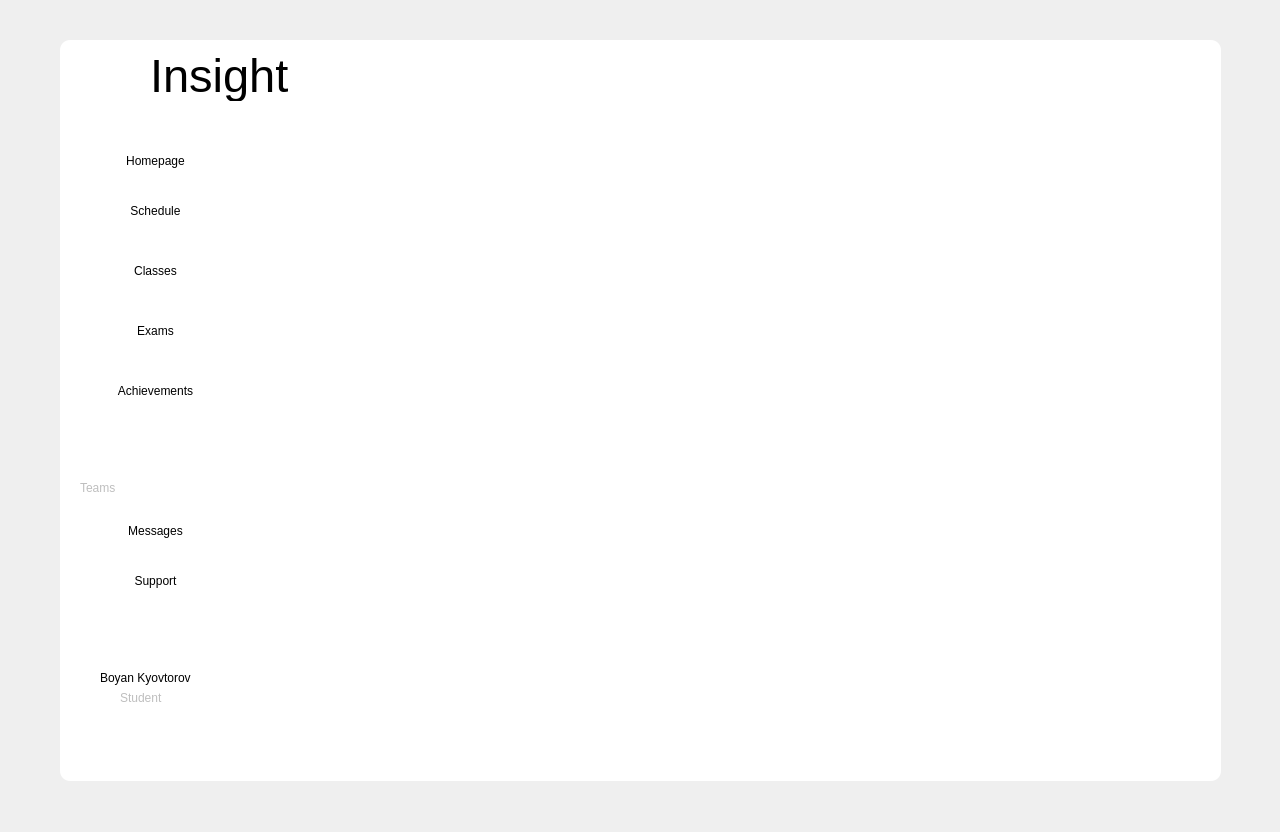
The window that mainwindow.ui (codingburgas/school-project-assignment-insight) describes before a commit, drawn with Qt 5.
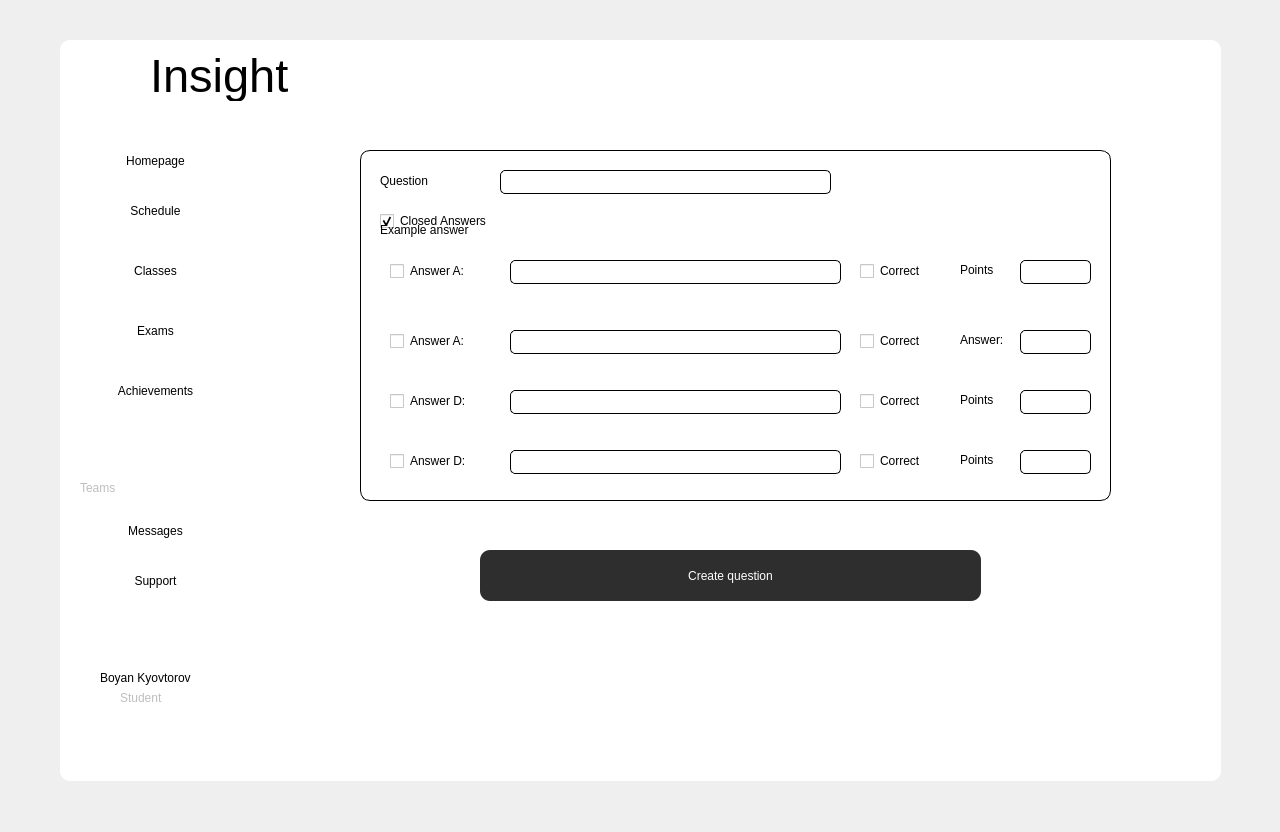
The same window after the commit. The open tabs and pages were chosen to show the change. Icons and pictures are not drawn.

Commit message: Add functionality for creating exams

The edit to the form file:
```diff
--- a/mainwindow.ui
+++ b/mainwindow.ui
@@ -3438,6 +3438,639 @@
         </widget>
        </widget>
       </widget>
+      <widget class="QWidget" name="ExcelSpecialist_QW">
+       <widget class="QLabel" name="label_56">
+        <property name="geometry">
+         <rect>
+          <x>10</x>
+          <y>0</y>
+          <width>871</width>
+          <height>31</height>
+         </rect>
+        </property>
+        <property name="styleSheet">
+         <string notr="true">QLabel
+{
+background-color:transparent;
+    qproperty-alignment: AlignCenter;
+color:black;
+	font: 16pt &quot;Segoe UI&quot;;
+
+}</string>
+        </property>
+        <property name="text">
+         <string>Excel Specialist</string>
+        </property>
+       </widget>
+       <widget class="QWidget" name="widget_22" native="true">
+        <property name="geometry">
+         <rect>
+          <x>-10</x>
+          <y>30</y>
+          <width>881</width>
+          <height>611</height>
+         </rect>
+        </property>
+        <widget class="QPushButton" name="createExam_PB">
+         <property name="geometry">
+          <rect>
+           <x>720</x>
+           <y>20</y>
+           <width>141</width>
+           <height>51</height>
+          </rect>
+         </property>
+         <property name="styleSheet">
+          <string notr="true">color:white;
+background-color:#2E2E2E;</string>
+         </property>
+         <property name="text">
+          <string>Creat an exam</string>
+         </property>
+        </widget>
+       </widget>
+      </widget>
+      <widget class="QWidget" name="CreateExam">
+       <widget class="QLabel" name="label_57">
+        <property name="geometry">
+         <rect>
+          <x>10</x>
+          <y>0</y>
+          <width>871</width>
+          <height>31</height>
+         </rect>
+        </property>
+        <property name="styleSheet">
+         <string notr="true">QLabel
+{
+background-color:transparent;
+    qproperty-alignment: AlignCenter;
+color:black;
+	font: 16pt &quot;Segoe UI&quot;;
+
+}</string>
+        </property>
+        <property name="text">
+         <string>Excel Specialist</string>
+        </property>
+       </widget>
+       <widget class="QLabel" name="label_58">
+        <property name="geometry">
+         <rect>
+          <x>20</x>
+          <y>60</y>
+          <width>111</width>
+          <height>16</height>
+         </rect>
+        </property>
+        <property name="styleSheet">
+         <string notr="true">color:black;
+font: 14pt &quot;Segoe UI&quot;;
+background-color:transparent;</string>
+        </property>
+        <property name="text">
+         <string>Exam name:</string>
+        </property>
+       </widget>
+       <widget class="QLineEdit" name="lineEdit">
+        <property name="geometry">
+         <rect>
+          <x>140</x>
+          <y>57</y>
+          <width>331</width>
+          <height>24</height>
+         </rect>
+        </property>
+        <property name="styleSheet">
+         <string notr="true">color:black;
+border:1px solid black;
+border-radius:5px;</string>
+        </property>
+       </widget>
+       <widget class="QPushButton" name="createQuestion_PB">
+        <property name="geometry">
+         <rect>
+          <x>13</x>
+          <y>100</y>
+          <width>161</width>
+          <height>50</height>
+         </rect>
+        </property>
+        <property name="styleSheet">
+         <string notr="true">background-color:#2E2E2E;
+color:white;
+border-radius:10px;</string>
+        </property>
+        <property name="text">
+         <string>Create question</string>
+        </property>
+       </widget>
+       <widget class="QWidget" name="widget_36" native="true">
+        <property name="geometry">
+         <rect>
+          <x>0</x>
+          <y>180</y>
+          <width>861</width>
+          <height>441</height>
+         </rect>
+        </property>
+       </widget>
+      </widget>
+      <widget class="QWidget" name="CreateQuestion">
+       <widget class="QWidget" name="widget_37" native="true">
+        <property name="geometry">
+         <rect>
+          <x>40</x>
+          <y>60</y>
+          <width>751</width>
+          <height>351</height>
+         </rect>
+        </property>
+        <property name="styleSheet">
+         <string notr="true">border:1px solid black;
+border-radius:10px;</string>
+        </property>
+        <widget class="QLabel" name="label_59">
+         <property name="geometry">
+          <rect>
+           <x>20</x>
+           <y>23</y>
+           <width>111</width>
+           <height>16</height>
+          </rect>
+         </property>
+         <property name="styleSheet">
+          <string notr="true">color:black;
+font: 14pt &quot;Segoe UI&quot;;
+background-color:transparent;
+border:none;</string>
+         </property>
+         <property name="text">
+          <string>Question</string>
+         </property>
+        </widget>
+        <widget class="QLineEdit" name="lineEdit_2">
+         <property name="geometry">
+          <rect>
+           <x>140</x>
+           <y>20</y>
+           <width>331</width>
+           <height>24</height>
+          </rect>
+         </property>
+         <property name="styleSheet">
+          <string notr="true">color:black;
+border:1px solid black;
+border-radius:5px;</string>
+         </property>
+        </widget>
+        <widget class="QLabel" name="label_63">
+         <property name="geometry">
+          <rect>
+           <x>590</x>
+           <y>300</y>
+           <width>49</width>
+           <height>20</height>
+          </rect>
+         </property>
+         <property name="styleSheet">
+          <string notr="true">color:black;
+font: 12pt &quot;Segoe UI&quot;;
+background-color:transparent;
+border:none;</string>
+         </property>
+         <property name="text">
+          <string>Points</string>
+         </property>
+        </widget>
+        <widget class="QCheckBox" name="checkBox_9">
+         <property name="geometry">
+          <rect>
+           <x>20</x>
+           <y>60</y>
+           <width>151</width>
+           <height>22</height>
+          </rect>
+         </property>
+         <property name="styleSheet">
+          <string notr="true">border:none;
+color:black;
+font: 13pt &quot;Segoe UI&quot;;</string>
+         </property>
+         <property name="text">
+          <string>Closed Answers</string>
+         </property>
+         <property name="checked">
+          <bool>true</bool>
+         </property>
+        </widget>
+        <widget class="QStackedWidget" name="stackedWidget">
+         <property name="geometry">
+          <rect>
+           <x>20</x>
+           <y>100</y>
+           <width>711</width>
+           <height>231</height>
+          </rect>
+         </property>
+         <property name="styleSheet">
+          <string notr="true">border:none;</string>
+         </property>
+         <property name="currentIndex">
+          <number>0</number>
+         </property>
+         <widget class="QWidget" name="page">
+          <widget class="QLineEdit" name="lineEdit_6">
+           <property name="geometry">
+            <rect>
+             <x>130</x>
+             <y>80</y>
+             <width>331</width>
+             <height>24</height>
+            </rect>
+           </property>
+           <property name="styleSheet">
+            <string notr="true">color:black;
+border:1px solid black;
+border-radius:5px;</string>
+           </property>
+          </widget>
+          <widget class="QCheckBox" name="checkBox_3">
+           <property name="geometry">
+            <rect>
+             <x>480</x>
+             <y>80</y>
+             <width>81</width>
+             <height>22</height>
+            </rect>
+           </property>
+           <property name="styleSheet">
+            <string notr="true">border:none;
+color:black;
+font: 13pt &quot;Segoe UI&quot;;</string>
+           </property>
+           <property name="text">
+            <string>Correct</string>
+           </property>
+          </widget>
+          <widget class="QCheckBox" name="checkBox_2">
+           <property name="geometry">
+            <rect>
+             <x>480</x>
+             <y>10</y>
+             <width>81</width>
+             <height>22</height>
+            </rect>
+           </property>
+           <property name="styleSheet">
+            <string notr="true">border:none;
+color:black;
+font: 13pt &quot;Segoe UI&quot;;</string>
+           </property>
+           <property name="text">
+            <string>Correct</string>
+           </property>
+          </widget>
+          <widget class="QLabel" name="label_62">
+           <property name="geometry">
+            <rect>
+             <x>580</x>
+             <y>140</y>
+             <width>49</width>
+             <height>20</height>
+            </rect>
+           </property>
+           <property name="styleSheet">
+            <string notr="true">color:black;
+font: 12pt &quot;Segoe UI&quot;;
+background-color:transparent;
+border:none;</string>
+           </property>
+           <property name="text">
+            <string>Points</string>
+           </property>
+          </widget>
+          <widget class="QCheckBox" name="checkBox">
+           <property name="geometry">
+            <rect>
+             <x>10</x>
+             <y>10</y>
+             <width>111</width>
+             <height>22</height>
+            </rect>
+           </property>
+           <property name="styleSheet">
+            <string notr="true">border:none;
+color:black;
+font: 13pt &quot;Segoe UI&quot;;</string>
+           </property>
+           <property name="text">
+            <string>Answer A:</string>
+           </property>
+          </widget>
+          <widget class="QCheckBox" name="checkBox_8">
+           <property name="geometry">
+            <rect>
+             <x>10</x>
+             <y>200</y>
+             <width>111</width>
+             <height>22</height>
+            </rect>
+           </property>
+           <property name="styleSheet">
+            <string notr="true">border:none;
+color:black;
+font: 13pt &quot;Segoe UI&quot;;</string>
+           </property>
+           <property name="text">
+            <string>Answer D:</string>
+           </property>
+          </widget>
+          <widget class="QCheckBox" name="checkBox_7">
+           <property name="geometry">
+            <rect>
+             <x>480</x>
+             <y>200</y>
+             <width>81</width>
+             <height>22</height>
+            </rect>
+           </property>
+           <property name="styleSheet">
+            <string notr="true">border:none;
+color:black;
+font: 13pt &quot;Segoe UI&quot;;</string>
+           </property>
+           <property name="text">
+            <string>Correct</string>
+           </property>
+          </widget>
+          <widget class="QLineEdit" name="lineEdit_8">
+           <property name="geometry">
+            <rect>
+             <x>640</x>
+             <y>140</y>
+             <width>71</width>
+             <height>24</height>
+            </rect>
+           </property>
+           <property name="styleSheet">
+            <string notr="true">border:1px solid black;
+border-radius:5px;</string>
+           </property>
+          </widget>
+          <widget class="QCheckBox" name="checkBox_6">
+           <property name="geometry">
+            <rect>
+             <x>480</x>
+             <y>140</y>
+             <width>81</width>
+             <height>22</height>
+            </rect>
+           </property>
+           <property name="styleSheet">
+            <string notr="true">border:none;
+color:black;
+font: 13pt &quot;Segoe UI&quot;;</string>
+           </property>
+           <property name="text">
+            <string>Correct</string>
+           </property>
+          </widget>
+          <widget class="QCheckBox" name="checkBox_5">
+           <property name="geometry">
+            <rect>
+             <x>10</x>
+             <y>140</y>
+             <width>111</width>
+             <height>22</height>
+            </rect>
+           </property>
+           <property name="styleSheet">
+            <string notr="true">border:none;
+color:black;
+font: 13pt &quot;Segoe UI&quot;;</string>
+           </property>
+           <property name="text">
+            <string>Answer D:</string>
+           </property>
+          </widget>
+          <widget class="QLineEdit" name="lineEdit_5">
+           <property name="geometry">
+            <rect>
+             <x>640</x>
+             <y>80</y>
+             <width>71</width>
+             <height>24</height>
+            </rect>
+           </property>
+           <property name="styleSheet">
+            <string notr="true">border:1px solid black;
+border-radius:5px;</string>
+           </property>
+          </widget>
+          <widget class="QLineEdit" name="lineEdit_7">
+           <property name="geometry">
+            <rect>
+             <x>130</x>
+             <y>140</y>
+             <width>331</width>
+             <height>24</height>
+            </rect>
+           </property>
+           <property name="styleSheet">
+            <string notr="true">color:black;
+border:1px solid black;
+border-radius:5px;</string>
+           </property>
+          </widget>
+          <widget class="QLineEdit" name="lineEdit_9">
+           <property name="geometry">
+            <rect>
+             <x>130</x>
+             <y>200</y>
+             <width>331</width>
+             <height>24</height>
+            </rect>
+           </property>
+           <property name="styleSheet">
+            <string notr="true">color:black;
+border:1px solid black;
+border-radius:5px;</string>
+           </property>
+          </widget>
+          <widget class="QCheckBox" name="checkBox_4">
+           <property name="geometry">
+            <rect>
+             <x>10</x>
+             <y>80</y>
+             <width>111</width>
+             <height>22</height>
+            </rect>
+           </property>
+           <property name="styleSheet">
+            <string notr="true">border:none;
+color:black;
+font: 13pt &quot;Segoe UI&quot;;</string>
+           </property>
+           <property name="text">
+            <string>Answer A:</string>
+           </property>
+          </widget>
+          <widget class="QLabel" name="label_61">
+           <property name="geometry">
+            <rect>
+             <x>580</x>
+             <y>80</y>
+             <width>49</width>
+             <height>20</height>
+            </rect>
+           </property>
+           <property name="styleSheet">
+            <string notr="true">color:black;
+font: 12pt &quot;Segoe UI&quot;;
+background-color:transparent;
+border:none;</string>
+           </property>
+           <property name="text">
+            <string>Answer:</string>
+           </property>
+          </widget>
+          <widget class="QLineEdit" name="lineEdit_3">
+           <property name="geometry">
+            <rect>
+             <x>130</x>
+             <y>10</y>
+             <width>331</width>
+             <height>24</height>
+            </rect>
+           </property>
+           <property name="styleSheet">
+            <string notr="true">color:black;
+border:1px solid black;
+border-radius:5px;</string>
+           </property>
+          </widget>
+          <widget class="QLineEdit" name="lineEdit_10">
+           <property name="geometry">
+            <rect>
+             <x>640</x>
+             <y>200</y>
+             <width>71</width>
+             <height>24</height>
+            </rect>
+           </property>
+           <property name="styleSheet">
+            <string notr="true">border:1px solid black;
+border-radius:5px;</string>
+           </property>
+          </widget>
+          <widget class="QLineEdit" name="lineEdit_4">
+           <property name="geometry">
+            <rect>
+             <x>640</x>
+             <y>10</y>
+             <width>71</width>
+             <height>24</height>
+            </rect>
+           </property>
+           <property name="styleSheet">
+            <string notr="true">border:1px solid black;
+border-radius:5px;</string>
+           </property>
+          </widget>
+          <widget class="QLabel" name="label_60">
+           <property name="geometry">
+            <rect>
+             <x>580</x>
+             <y>10</y>
+             <width>49</width>
+             <height>20</height>
+            </rect>
+           </property>
+           <property name="styleSheet">
+            <string notr="true">color:black;
+font: 12pt &quot;Segoe UI&quot;;
+background-color:transparent;
+border:none;</string>
+           </property>
+           <property name="text">
+            <string>Points</string>
+           </property>
+          </widget>
+          <widget class="QLabel" name="label_64">
+           <property name="geometry">
+            <rect>
+             <x>580</x>
+             <y>200</y>
+             <width>49</width>
+             <height>20</height>
+            </rect>
+           </property>
+           <property name="styleSheet">
+            <string notr="true">color:black;
+font: 12pt &quot;Segoe UI&quot;;
+background-color:transparent;
+border:none;</string>
+           </property>
+           <property name="text">
+            <string>Points</string>
+           </property>
+          </widget>
+         </widget>
+         <widget class="QWidget" name="page_2">
+          <widget class="QPlainTextEdit" name="plainTextEdit">
+           <property name="geometry">
+            <rect>
+             <x>10</x>
+             <y>10</y>
+             <width>691</width>
+             <height>211</height>
+            </rect>
+           </property>
+          </widget>
+         </widget>
+        </widget>
+        <widget class="QLabel" name="label_65">
+         <property name="geometry">
+          <rect>
+           <x>20</x>
+           <y>70</y>
+           <width>711</width>
+           <height>20</height>
+          </rect>
+         </property>
+         <property name="styleSheet">
+          <string notr="true">color:black;
+font: 14pt &quot;Segoe UI&quot;;
+background-color:transparent;
+border:none;
+    qproperty-alignment: AlignCenter;
+</string>
+         </property>
+         <property name="text">
+          <string>Example answer</string>
+         </property>
+        </widget>
+       </widget>
+       <widget class="QPushButton" name="pushButton_2">
+        <property name="geometry">
+         <rect>
+          <x>160</x>
+          <y>460</y>
+          <width>501</width>
+          <height>51</height>
+         </rect>
+        </property>
+        <property name="styleSheet">
+         <string notr="true">background-color:#2E2E2E;
+color:white;
+border-radius:10px;</string>
+        </property>
+        <property name="text">
+         <string>Create question</string>
+        </property>
+       </widget>
+      </widget>
      </widget>
     </widget>
     <widget class="QWidget" name="Messages"/>
```
Left out of the diff: 102 changed lines with no effect on the pictures. The commit also changes 2 other files.
